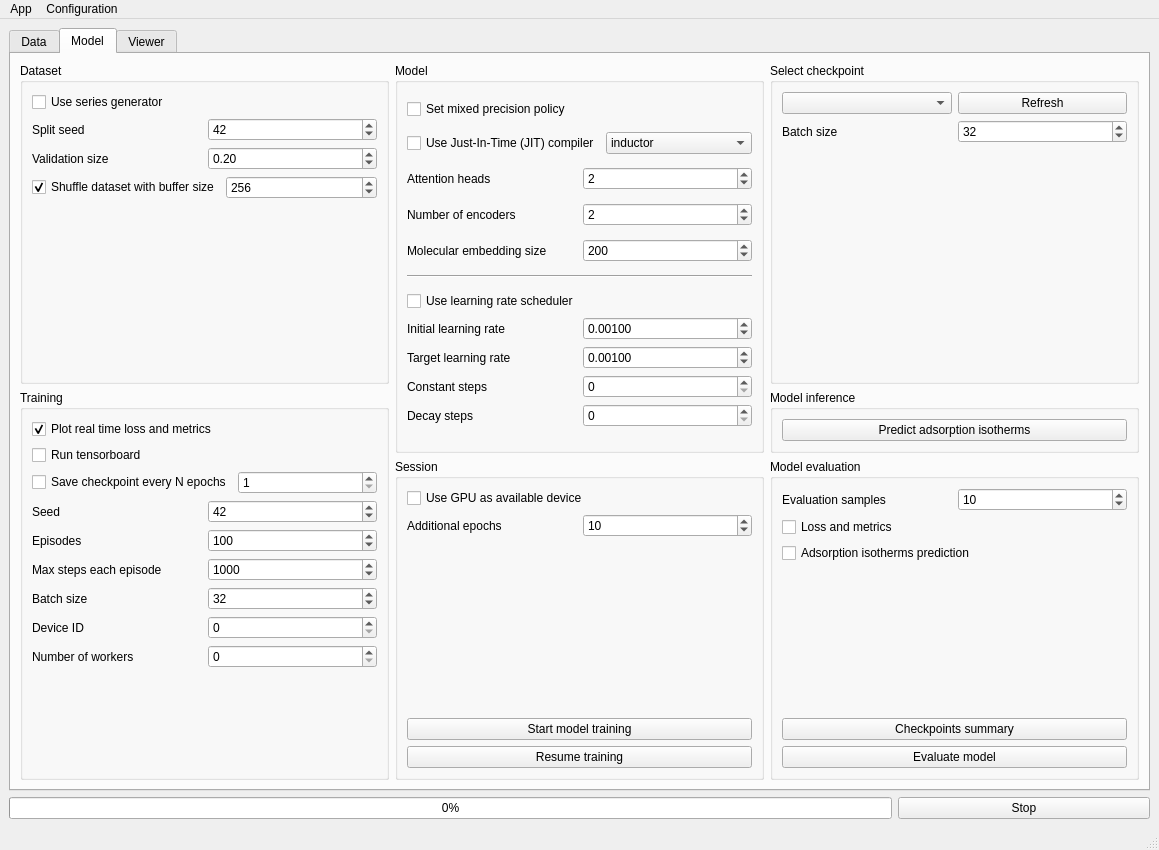
Old version of the form FAIRS/app/assets/window_layout.ui in the repository CTCycle/FAIRS-Roulette-Player.
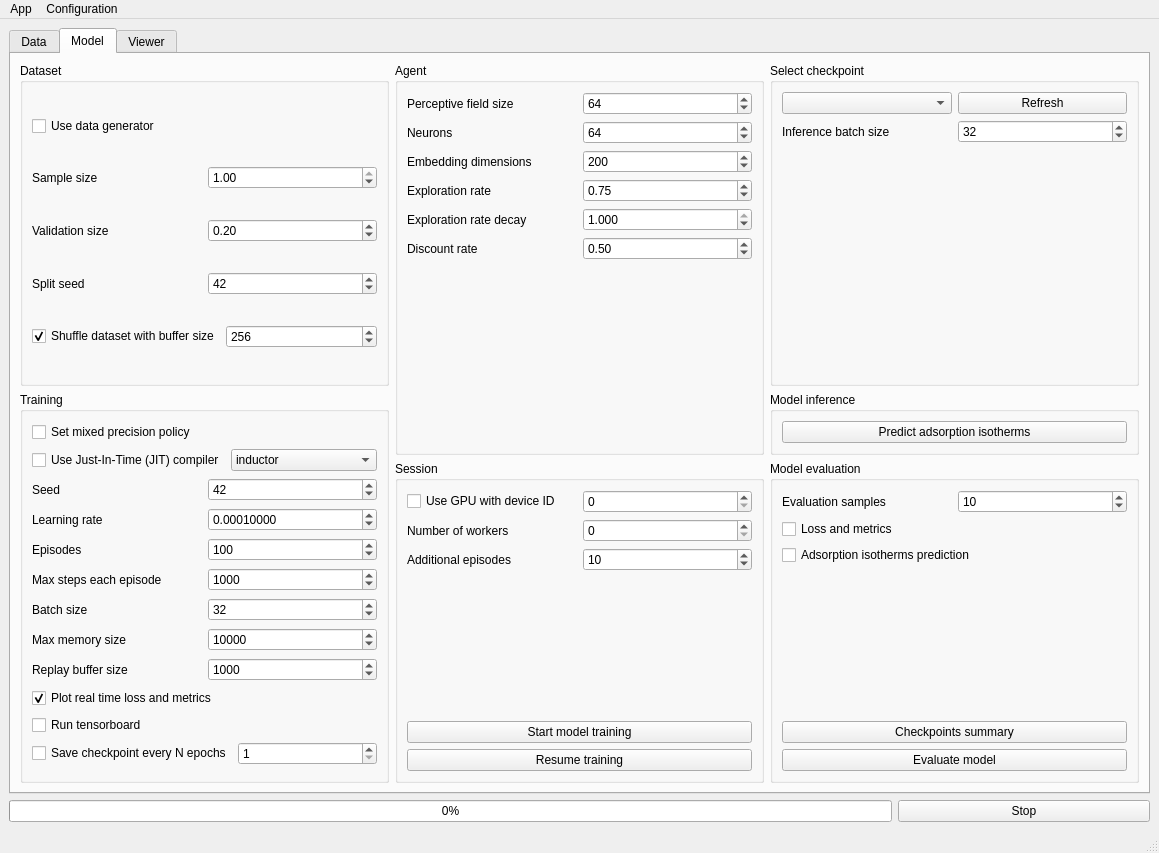
New version of the form. The open tabs and pages were chosen to show the change.

```diff
--- a/FAIRS/app/assets/window_layout.ui
+++ b/FAIRS/app/assets/window_layout.ui
@@ -7,7 +7,7 @@
     <x>0</x>
     <y>0</y>
     <width>1159</width>
-    <height>850</height>
+    <height>853</height>
    </rect>
   </property>
   <property name="acceptDrops">
@@ -38,77 +38,20 @@
        </attribute>
        <layout class="QHBoxLayout" name="horizontalLayout_4">
         <item>
-         <layout class="QVBoxLayout" name="verticalLayout_8">
-          <item>
-           <layout class="QHBoxLayout" name="SSLayout">
-            <item>
-             <widget class="QLabel" name="SSLabel">
-              <property name="text">
-               <string>Sample size</string>
-              </property>
-             </widget>
-            </item>
-            <item>
-             <widget class="QDoubleSpinBox" name="sampleSize">
-              <property name="minimum">
-               <double>0.010000000000000</double>
-              </property>
-              <property name="maximum">
-               <double>1.000000000000000</double>
-              </property>
-              <property name="singleStep">
-               <double>0.050000000000000</double>
-              </property>
-              <property name="value">
-               <double>1.000000000000000</double>
-              </property>
-             </widget>
-            </item>
-           </layout>
-          </item>
-          <item>
-           <layout class="QHBoxLayout" name="seedLayout">
-            <item>
-             <widget class="QLabel" name="seedLabel">
-              <property name="text">
-               <string>Seed</string>
-              </property>
-             </widget>
-            </item>
-            <item>
-             <widget class="QSpinBox" name="seed">
-              <property name="minimum">
-               <number>1</number>
-              </property>
-              <property name="maximum">
-               <number>999999</number>
-              </property>
-              <property name="value">
-               <number>42</number>
-              </property>
-             </widget>
-            </item>
-           </layout>
-          </item>
-          <item>
-           <spacer name="verticalSpacer_8">
-            <property name="orientation">
-             <enum>Qt::Orientation::Vertical</enum>
-            </property>
-            <property name="sizeHint" stdset="0">
-             <size>
-              <width>20</width>
-              <height>40</height>
-             </size>
-            </property>
-           </spacer>
-          </item>
-          <item>
-           <widget class="QGroupBox" name="groupBox_11">
-            <property name="title">
-             <string>Data generator</string>
-            </property>
-            <layout class="QVBoxLayout" name="verticalLayout_18">
+         <widget class="QGroupBox" name="groupBox_11">
+          <property name="title">
+           <string>Data source</string>
+          </property>
+          <layout class="QVBoxLayout" name="verticalLayout_18">
+           <item>
+            <widget class="QPushButton" name="loadData">
+             <property name="text">
+              <string>Load data</string>
+             </property>
+            </widget>
+           </item>
+           <item>
+            <layout class="QHBoxLayout" name="SSLayout">
              <item>
               <widget class="QCheckBox" name="fullSynthData">
                <property name="text">
@@ -124,9 +67,22 @@
               </widget>
              </item>
             </layout>
-           </widget>
-          </item>
-         </layout>
+           </item>
+           <item>
+            <spacer name="verticalSpacer">
+             <property name="orientation">
+              <enum>Qt::Orientation::Vertical</enum>
+             </property>
+             <property name="sizeHint" stdset="0">
+              <size>
+               <width>20</width>
+               <height>40</height>
+              </size>
+             </property>
+            </spacer>
+           </item>
+          </layout>
+         </widget>
         </item>
         <item>
          <widget class="QGroupBox" name="datasetEvalGroup">
@@ -176,30 +132,33 @@
           <property name="title">
            <string>Dataset</string>
           </property>
-          <layout class="QVBoxLayout" name="verticalLayout_10">
+          <layout class="QVBoxLayout" name="verticalLayout_8">
            <item>
             <widget class="QCheckBox" name="useDataGen">
              <property name="text">
-              <string>Use series generator</string>
+              <string>Use data generator</string>
              </property>
             </widget>
            </item>
            <item>
-            <layout class="QHBoxLayout" name="horizontalLayout_12">
+            <layout class="QHBoxLayout" name="horizontalLayout_5">
              <item>
-              <widget class="QLabel" name="label_4">
+              <widget class="QLabel" name="label_3">
                <property name="text">
-                <string>Split seed</string>
+                <string>Sample size</string>
                </property>
               </widget>
              </item>
              <item>
-              <widget class="QSpinBox" name="splitSeed">
+              <widget class="QDoubleSpinBox" name="trainSampleSize">
                <property name="maximum">
-                <number>1000000000</number>
+                <double>1.000000000000000</double>
+               </property>
+               <property name="singleStep">
+                <double>0.050000000000000</double>
                </property>
                <property name="value">
-                <number>42</number>
+                <double>1.000000000000000</double>
                </property>
               </widget>
              </item>
@@ -229,6 +188,27 @@
              </item>
             </layout>
            </item>
+           <item>
+            <layout class="QHBoxLayout" name="horizontalLayout_12">
+             <item>
+              <widget class="QLabel" name="label_4">
+               <property name="text">
+                <string>Split seed</string>
+               </property>
+              </widget>
+             </item>
+             <item>
+              <widget class="QSpinBox" name="splitSeed">
+               <property name="maximum">
+                <number>1000000000</number>
+               </property>
+               <property name="value">
+                <number>42</number>
+               </property>
+              </widget>
+             </item>
+            </layout>
+           </item>
            <item>
             <layout class="QHBoxLayout" name="horizontalLayout_16">
              <item>
@@ -259,105 +239,31 @@
              </item>
             </layout>
            </item>
-           <item>
-            <spacer name="verticalSpacer_2">
-             <property name="orientation">
-              <enum>Qt::Orientation::Vertical</enum>
-             </property>
-             <property name="sizeHint" stdset="0">
-              <size>
-               <width>20</width>
-               <height>40</height>
-              </size>
-             </property>
-            </spacer>
-           </item>
           </layout>
          </widget>
         </item>
         <item row="0" column="1" rowspan="2">
          <widget class="QGroupBox" name="modelGroup">
           <property name="title">
-           <string>Model</string>
+           <string>Agent</string>
           </property>
-          <layout class="QVBoxLayout" name="verticalLayout_3">
+          <layout class="QVBoxLayout" name="verticalLayout_5">
            <item>
-            <widget class="QCheckBox" name="mixedPrecision">
-             <property name="text">
-              <string>Set mixed precision policy</string>
-             </property>
-            </widget>
-           </item>
-           <item>
-            <layout class="QHBoxLayout" name="horizontalLayout_25">
+            <layout class="QHBoxLayout" name="PFLayout">
              <item>
-              <widget class="QCheckBox" name="compileJIT">
+              <widget class="QLabel" name="PFLabel">
                <property name="text">
-                <string>Use Just-In-Time (JIT) compiler</string>
+                <string>Perceptive field size</string>
                </property>
               </widget>
              </item>
              <item>
-              <widget class="QComboBox" name="backendJIT">
-               <property name="toolTip">
-                <string>&lt;html&gt;&lt;head/&gt;&lt;body&gt;&lt;p&gt;Select JIT compiler backend (default is inductor)</string>
-               </property>
-               <property name="currentText">
-                <string>inductor</string>
-               </property>
-               <property name="currentIndex">
-                <number>3</number>
-               </property>
-               <item>
-                <property name="text">
-                 <string>eager</string>
-                </property>
-               </item>
-               <item>
-                <property name="text">
-                 <string>aot_eager</string>
-                </property>
-               </item>
-               <item>
-                <property name="text">
-                 <string>aot_cudagraphs</string>
-                </property>
-               </item>
-               <item>
-                <property name="text">
-                 <string>inductor</string>
-                </property>
-               </item>
-               <item>
-                <property name="text">
-                 <string>nvprims_nvfuser</string>
-                </property>
-               </item>
-               <item>
-                <property name="text">
-                 <string>xla</string>
-                </property>
-               </item>
-              </widget>
-             </item>
-            </layout>
-           </item>
-           <item>
-            <layout class="QHBoxLayout" name="AHLayout">
-             <item>
-              <widget class="QLabel" name="AHLabel">
-               <property name="text">
-                <string>Attention heads</string>
-               </property>
-              </widget>
-             </item>
-             <item>
-              <widget class="QSpinBox" name="attentionHeads">
+              <widget class="QSpinBox" name="perceptiveField">
                <property name="maximum">
-                <number>999</number>
+                <number>1024</number>
                </property>
                <property name="value">
-                <number>2</number>
+                <number>64</number>
                </property>
               </widget>
              </item>
@@ -368,14 +274,17 @@
              <item>
               <widget class="QLabel" name="NELabel">
                <property name="text">
-                <string>Number of encoders</string>
+                <string>Neurons</string>
                </property>
               </widget>
              </item>
              <item>
-              <widget class="QSpinBox" name="numEncoders">
+              <widget class="QSpinBox" name="numNeurons">
+               <property name="maximum">
+                <number>10000</number>
+               </property>
                <property name="value">
-                <number>2</number>
+                <number>64</number>
                </property>
               </widget>
              </item>
@@ -386,7 +295,7 @@
              <item>
               <widget class="QLabel" name="EMLabel">
                <property name="text">
-                <string>Molecular embedding size</string>
+                <string>Embedding dimensions</string>
                </property>
               </widget>
              </item>
@@ -406,112 +315,89 @@
             </layout>
            </item>
            <item>
-            <widget class="Line" name="line">
+            <layout class="QHBoxLayout" name="horizontalLayout_31">
+             <item>
+              <widget class="QLabel" name="ERLabel">
+               <property name="text">
+                <string>Exploration rate</string>
+               </property>
+              </widget>
+             </item>
+             <item>
+              <widget class="QDoubleSpinBox" name="explorationRate">
+               <property name="maximum">
+                <double>1.000000000000000</double>
+               </property>
+               <property name="singleStep">
+                <double>0.010000000000000</double>
+               </property>
+               <property name="value">
+                <double>0.750000000000000</double>
+               </property>
+              </widget>
+             </item>
+            </layout>
+           </item>
+           <item>
+            <layout class="QHBoxLayout" name="horizontalLayout_33">
+             <item>
+              <widget class="QLabel" name="ERDLabel">
+               <property name="text">
+                <string>Exploration rate decay</string>
+               </property>
+              </widget>
+             </item>
+             <item>
+              <widget class="QDoubleSpinBox" name="explorationRateDecay">
+               <property name="decimals">
+                <number>3</number>
+               </property>
+               <property name="maximum">
+                <double>1.000000000000000</double>
+               </property>
+               <property name="value">
+                <double>1.000000000000000</double>
+               </property>
+              </widget>
+             </item>
+            </layout>
+           </item>
+           <item>
+            <layout class="QHBoxLayout" name="horizontalLayout_30">
+             <item>
+              <widget class="QLabel" name="DRLabel">
+               <property name="text">
+                <string>Discount rate</string>
+               </property>
+              </widget>
+             </item>
+             <item>
+              <widget class="QDoubleSpinBox" name="discountRate">
+               <property name="maximum">
+                <double>1.000000000000000</double>
+               </property>
+               <property name="singleStep">
+                <double>0.010000000000000</double>
+               </property>
+               <property name="value">
+                <double>0.500000000000000</double>
+               </property>
+              </widget>
+             </item>
+            </layout>
+           </item>
+           <item>
+            <spacer name="verticalSpacer_2">
              <property name="orientation">
-              <enum>Qt::Orientation::Horizontal</enum>
+              <enum>Qt::Orientation::Vertical</enum>
              </property>
-            </widget>
-           </item>
-           <item>
-            <layout class="QVBoxLayout" name="verticalLayout_6">
-             <item>
-              <widget class="QCheckBox" name="useScheduler">
-               <property name="text">
-                <string>Use learning rate scheduler</string>
-               </property>
-              </widget>
-             </item>
-             <item>
-              <layout class="QHBoxLayout" name="horizontalLayout_18">
-               <item>
-                <widget class="QLabel" name="label_11">
-                 <property name="text">
-                  <string>Initial learning rate</string>
-                 </property>
-                </widget>
-               </item>
-               <item>
-                <widget class="QDoubleSpinBox" name="initialLearningRate">
-                 <property name="decimals">
-                  <number>5</number>
-                 </property>
-                 <property name="singleStep">
-                  <double>0.000100000000000</double>
-                 </property>
-                 <property name="value">
-                  <double>0.001000000000000</double>
-                 </property>
-                </widget>
-               </item>
-              </layout>
-             </item>
-             <item>
-              <layout class="QHBoxLayout" name="horizontalLayout_17">
-               <item>
-                <widget class="QLabel" name="label_14">
-                 <property name="text">
-                  <string>Target learning rate</string>
-                 </property>
-                </widget>
-               </item>
-               <item>
-                <widget class="QDoubleSpinBox" name="targetLearningRate">
-                 <property name="decimals">
-                  <number>5</number>
-                 </property>
-                 <property name="singleStep">
-                  <double>0.000100000000000</double>
-                 </property>
-                 <property name="value">
-                  <double>0.001000000000000</double>
-                 </property>
-                </widget>
-               </item>
-              </layout>
-             </item>
-             <item>
-              <layout class="QHBoxLayout" name="horizontalLayout_15">
-               <item>
-                <widget class="QLabel" name="label_12">
-                 <property name="text">
-                  <string>Constant steps</string>
-                 </property>
-                </widget>
-               </item>
-               <item>
-                <widget class="QSpinBox" name="constantSteps">
-                 <property name="maximum">
-                  <number>1000000</number>
-                 </property>
-                 <property name="singleStep">
-                  <number>10</number>
-                 </property>
-                </widget>
-               </item>
-              </layout>
-             </item>
-             <item>
-              <layout class="QHBoxLayout" name="horizontalLayout_14">
-               <item>
-                <widget class="QLabel" name="label_13">
-                 <property name="text">
-                  <string>Decay steps</string>
-                 </property>
-                </widget>
-               </item>
-               <item>
-                <widget class="QSpinBox" name="decaySteps">
-                 <property name="maximum">
-                  <number>1000000</number>
-                 </property>
-                 <property name="singleStep">
-                  <number>10</number>
-                 </property>
-                </widget>
-               </item>
-              </layout>
-             </item>
-            </layout>
+             <property name="sizeHint" stdset="0">
+              <size>
+               <width>20</width>
+               <height>40</height>
+              </size>
+             </property>
+            </spacer>
            </item>
           </layout>
          </widget>
@@ -541,7 +427,7 @@
              <item>
               <widget class="QLabel" name="evalBSLabel">
                <property name="text">
-                <string>Batch size</string>
+                <string>Inference batch size</string>
                </property>
               </widget>
              </item>
@@ -581,41 +467,64 @@
           <property name="title">
            <string>Training</string>
           </property>
-          <layout class="QVBoxLayout" name="verticalLayout_5">
+          <layout class="QVBoxLayout" name="verticalLayout_2">
            <item>
-            <widget class="QCheckBox" name="realTimeHistory">
+            <widget class="QCheckBox" name="mixedPrecision">
              <property name="text">
-              <string>Plot real time loss and metrics</string>
+              <string>Set mixed precision policy</string>
              </property>
-             <property name="checked">
-              <bool>true</bool>
-             </property>
             </widget>
            </item>
            <item>
-            <widget class="QCheckBox" name="runTensorboard">
-             <property name="text">
-              <string>Run tensorboard</string>
-             </property>
-            </widget>
-           </item>
-           <item>
-            <layout class="QHBoxLayout" name="horizontalLayout_20">
+            <layout class="QHBoxLayout" name="horizontalLayout_25">
              <item>
-              <widget class="QCheckBox" name="saveCheckpoints">
+              <widget class="QCheckBox" name="compileJIT">
                <property name="text">
-                <string>Save checkpoint every N epochs</string>
+                <string>Use Just-In-Time (JIT) compiler</string>
                </property>
               </widget>
              </item>
              <item>
-              <widget class="QSpinBox" name="saveCPFrequency">
-               <property name="minimum">
-                <number>1</number>
+              <widget class="QComboBox" name="backendJIT">
+               <property name="toolTip">
+                <string>&lt;html&gt;&lt;head/&gt;&lt;body&gt;&lt;p&gt;Select JIT compiler backend (default is inductor)</string>
                </property>
-               <property name="maximum">
-                <number>1000</number>
+               <property name="currentText">
+                <string>inductor</string>
                </property>
+               <property name="currentIndex">
+                <number>3</number>
+               </property>
+               <item>
+                <property name="text">
+                 <string>eager</string>
+                </property>
+               </item>
+               <item>
+                <property name="text">
+                 <string>aot_eager</string>
+                </property>
+               </item>
+               <item>
+                <property name="text">
+                 <string>aot_cudagraphs</string>
+                </property>
+               </item>
+               <item>
+                <property name="text">
+                 <string>inductor</string>
+                </property>
+               </item>
+               <item>
+                <property name="text">
+                 <string>nvprims_nvfuser</string>
+                </property>
+               </item>
+               <item>
+                <property name="text">
+                 <string>xla</string>
+                </property>
+               </item>
               </widget>
              </item>
             </layout>
@@ -641,6 +550,33 @@
              </item>
             </layout>
            </item>
+           <item>
+            <layout class="QHBoxLayout" name="horizontalLayout_17">
+             <item>
+              <widget class="QLabel" name="label">
+               <property name="text">
+                <string>Learning rate</string>
+               </property>
+              </widget>
+             </item>
+             <item>
+              <widget class="QDoubleSpinBox" name="learningRate">
+               <property name="decimals">
+                <number>8</number>
+               </property>
+               <property name="maximum">
+                <double>1.000000000000000</double>
+               </property>
+               <property name="singleStep">
+                <double>0.000001000000000</double>
+               </property>
+               <property name="value">
+                <double>0.000100000000000</double>
+               </property>
+              </widget>
+             </item>
+            </layout>
+           </item>
            <item>
             <layout class="QHBoxLayout" name="horizontalLayout_9">
              <item>
@@ -714,45 +650,96 @@
             </layout>
            </item>
            <item>
-            <layout class="QHBoxLayout" name="horizontalLayout_23">
+            <layout class="QHBoxLayout" name="horizontalLayout_15">
              <item>
-              <widget class="QLabel" name="label_5">
+              <widget class="QLabel" name="MMLabel">
                <property name="text">
-                <string>Device ID</string>
+                <string>Max memory size</string>
                </property>
               </widget>
              </item>
              <item>
-              <widget class="QSpinBox" name="deviceID"/>
+              <widget class="QSpinBox" name="maxMemorySize">
+               <property name="minimum">
+                <number>1</number>
+               </property>
+               <property name="maximum">
+                <number>10000000</number>
+               </property>
+               <property name="singleStep">
+                <number>100</number>
+               </property>
+               <property name="value">
+                <number>10000</number>
+               </property>
+              </widget>
              </item>
             </layout>
            </item>
            <item>
-            <layout class="QHBoxLayout" name="horizontalLayout_13">
+            <layout class="QHBoxLayout" name="horizontalLayout_14">
              <item>
-              <widget class="QLabel" name="label_10">
+              <widget class="QLabel" name="RBLabel">
                <property name="text">
-                <string>Number of workers</string>
+                <string>Replay buffer size</string>
                </property>
               </widget>
              </item>
              <item>
-              <widget class="QSpinBox" name="numWorkers"/>
+              <widget class="QSpinBox" name="replayBuffer">
+               <property name="minimum">
+                <number>1</number>
+               </property>
+               <property name="maximum">
+                <number>10000000</number>
+               </property>
+               <property name="singleStep">
+                <number>100</number>
+               </property>
+               <property name="value">
+                <number>1000</number>
+               </property>
+              </widget>
              </item>
             </layout>
            </item>
            <item>
-            <spacer name="verticalSpacer_3">
-             <property name="orientation">
-              <enum>Qt::Orientation::Vertical</enum>
+            <widget class="QCheckBox" name="realTimeHistory">
+             <property name="text">
+              <string>Plot real time loss and metrics</string>
              </property>
-             <property name="sizeHint" stdset="0">
-              <size>
-               <width>20</width>
-               <height>40</height>
-              </size>
+             <property name="checked">
+              <bool>true</bool>
              </property>
-            </spacer>
+            </widget>
+           </item>
+           <item>
+            <widget class="QCheckBox" name="runTensorboard">
+             <property name="text">
+              <string>Run tensorboard</string>
+             </property>
+            </widget>
+           </item>
+           <item>
+            <layout class="QHBoxLayout" name="horizontalLayout_20">
+             <item>
+              <widget class="QCheckBox" name="saveCheckpoints">
+               <property name="text">
+                <string>Save checkpoint every N epochs</string>
+               </property>
+              </widget>
+             </item>
+             <item>
+              <widget class="QSpinBox" name="saveCPFrequency">
+               <property name="minimum">
+                <number>1</number>
+               </property>
+               <property name="maximum">
+                <number>1000</number>
+               </property>
+              </widget>
+             </item>
+            </layout>
            </item>
           </layout>
          </widget>
@@ -778,20 +765,41 @@
           <property name="title">
            <string>Session</string>
           </property>
-          <layout class="QVBoxLayout" name="verticalLayout_9">
+          <layout class="QVBoxLayout" name="verticalLayout_6">
            <item>
-            <widget class="QCheckBox" name="deviceGPU">
-             <property name="text">
-              <string>Use GPU as available device</string>
-             </property>
-            </widget>
+            <layout class="QHBoxLayout" name="horizontalLayout_8">
+             <item>
+              <widget class="QCheckBox" name="deviceGPU">
+               <property name="text">
+                <string>Use GPU with device ID</string>
+               </property>
+              </widget>
+             </item>
+             <item>
+              <widget class="QSpinBox" name="deviceID"/>
+             </item>
+            </layout>
+           </item>
+           <item>
+            <layout class="QHBoxLayout" name="horizontalLayout_13">
+             <item>
+              <widget class="QLabel" name="label_10">
+               <property name="text">
+                <string>Number of workers</string>
+               </property>
+              </widget>
+             </item>
+             <item>
+              <widget class="QSpinBox" name="numWorkers"/>
+             </item>
+            </layout>
            </item>
            <item>
             <layout class="QHBoxLayout" name="horizontalLayout_10">
              <item>
               <widget class="QLabel" name="label_7">
                <property name="text">
-                <string>Additional epochs</string>
+                <string>Additional episodes</string>
                </property>
               </widget>
              </item>
@@ -929,35 +937,6 @@
        <layout class="QHBoxLayout" name="horizontalLayout_7">
         <item>
          <layout class="QVBoxLayout" name="verticalLayout_4">
-          <item>
-           <widget class="QGroupBox" name="groupBox">
-            <property name="title">
-             <string>Select view</string>
-            </property>
-            <layout class="QVBoxLayout" name="verticalLayout_2">
-             <item>
-              <widget class="QRadioButton" name="viewDataPlots">
-               <property name="text">
-                <string>Dataset evaluation plots</string>
-               </property>
-               <property name="checked">
-                <bool>false</bool>
-               </property>
-              </widget>
-             </item>
-             <item>
-              <widget class="QRadioButton" name="viewEvalPlots">
-               <property name="text">
-                <string>Model evalution plots</string>
-               </property>
-               <property name="checked">
-                <bool>false</bool>
-               </property>
-              </widget>
-             </item>
-            </layout>
-           </widget>
-          </item>
           <item>
            <spacer name="verticalSpacer_10">
             <property name="orientation">
```
Left out of the diff: 55 changed lines with no effect on the pictures.
